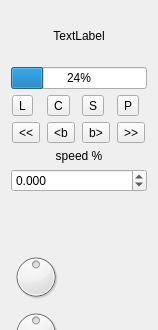
Above: app/playerview.ui from x37v/datajockey before the change; both pictures show x 0 to 158 and y 0 to 330 of the 158 by 623 pixel window. Below: the same form after it.
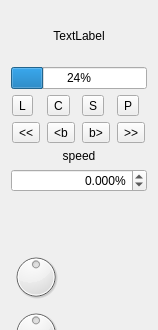
That is the form after the change.

Commit message: speed is now right justified and has a % suffix

Patch:
```diff
--- a/app/playerview.ui
+++ b/app/playerview.ui
@@ -114,7 +114,7 @@
      <item>
       <widget class="QLabel" name="speedLabel">
        <property name="text">
-        <string>speed %</string>
+        <string>speed</string>
        </property>
        <property name="alignment">
         <set>Qt::AlignCenter</set>
@@ -123,6 +123,12 @@
      </item>
      <item>
       <widget class="QDoubleSpinBox" name="speedBox">
+       <property name="alignment">
+        <set>Qt::AlignRight|Qt::AlignTrailing|Qt::AlignVCenter</set>
+       </property>
+       <property name="suffix">
+        <string>%</string>
+       </property>
        <property name="decimals">
         <number>3</number>
        </property>
```
Left out of the diff: 17 changed lines with no effect on the pictures. The commit also changes 1 other file.
